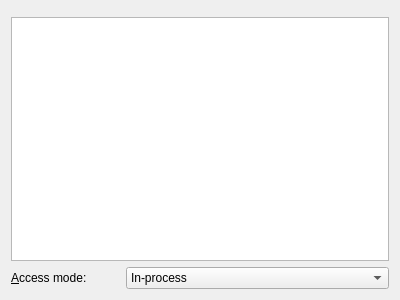
The window that launcher/ui/attachdialog.ui (KDAB/GammaRay) describes before a commit, drawn with Qt 5.
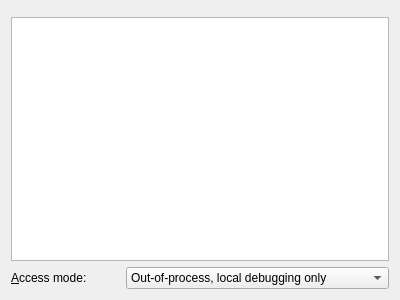
The same window after the commit. Icons and pictures are not drawn. Custom widgets are drawn as their Qt base class.

The edit to the form file:
```diff
--- a/launcher/ui/attachdialog.ui
+++ b/launcher/ui/attachdialog.ui
@@ -58,7 +58,7 @@
          <item>
           <widget class="QComboBox" name="accessMode">
            <property name="currentIndex">
-            <number>2</number>
+            <number>0</number>
            </property>
            <item>
             <property name="text">
```
